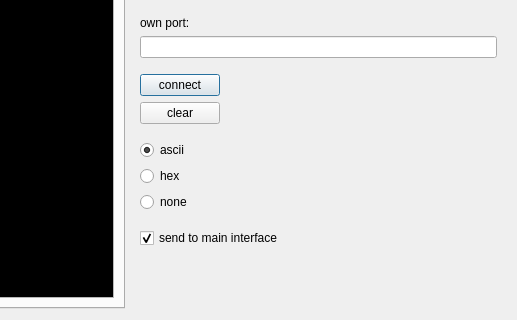
Old version of the form ScriptCommunicator/exampleScripts/WorkerScripts/AdditionalInterface/additionalInterface_UDP.ui in the repository szieke/ScriptCommunicator_serial-terminal; both pictures show x 262 to 779 and y 148 to 468 of the 779 by 468 pixel window.
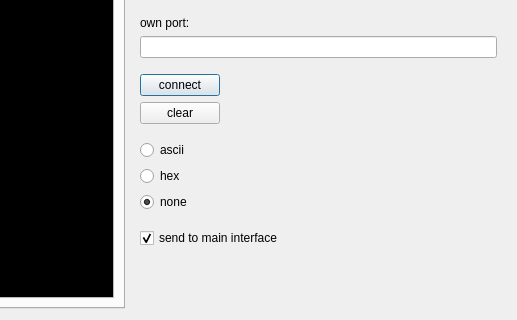
New version of the form.

```diff
--- a/ScriptCommunicator/exampleScripts/WorkerScripts/AdditionalInterface/additionalInterface_UDP.ui
+++ b/ScriptCommunicator/exampleScripts/WorkerScripts/AdditionalInterface/additionalInterface_UDP.ui
@@ -317,7 +317,7 @@
           <string>ascii</string>
          </property>
          <property name="checked">
-          <bool>true</bool>
+          <bool>false</bool>
          </property>
         </widget>
        </item>
@@ -329,6 +329,9 @@
          <property name="text">
           <string>none</string>
          </property>
+         <property name="checked">
+          <bool>true</bool>
+         </property>
         </widget>
        </item>
        <item row="12" column="0">
```
